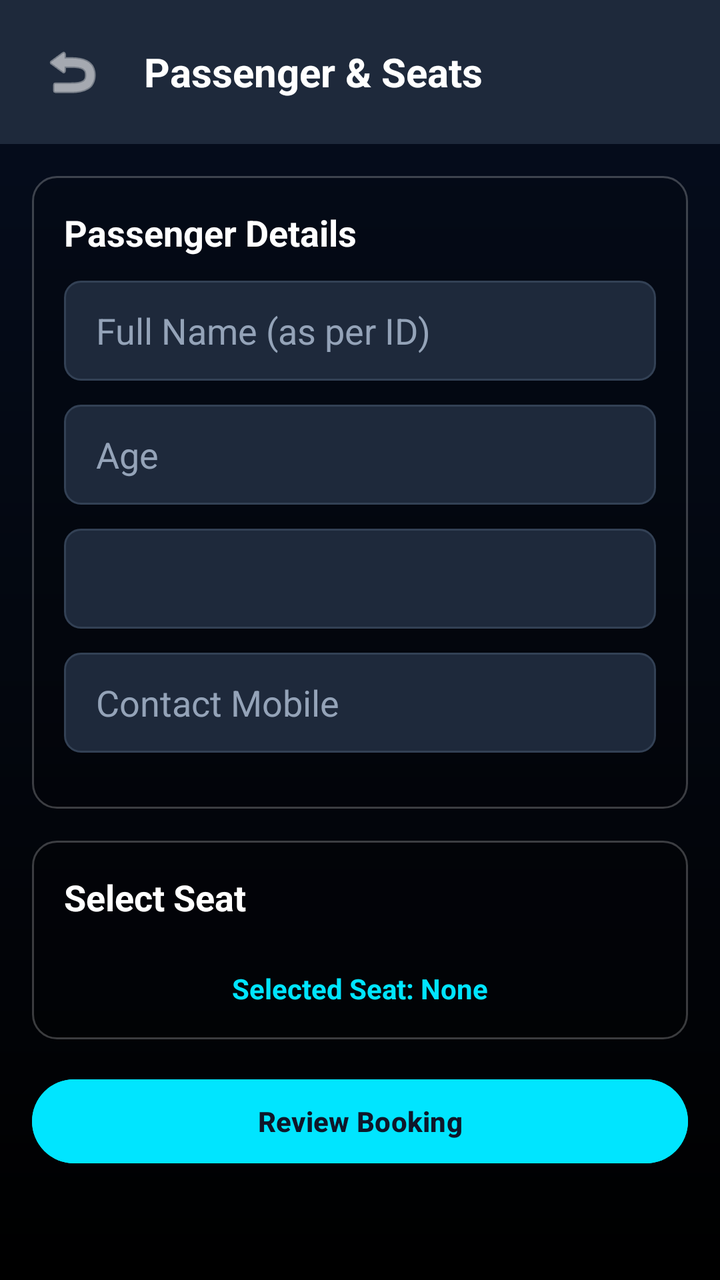
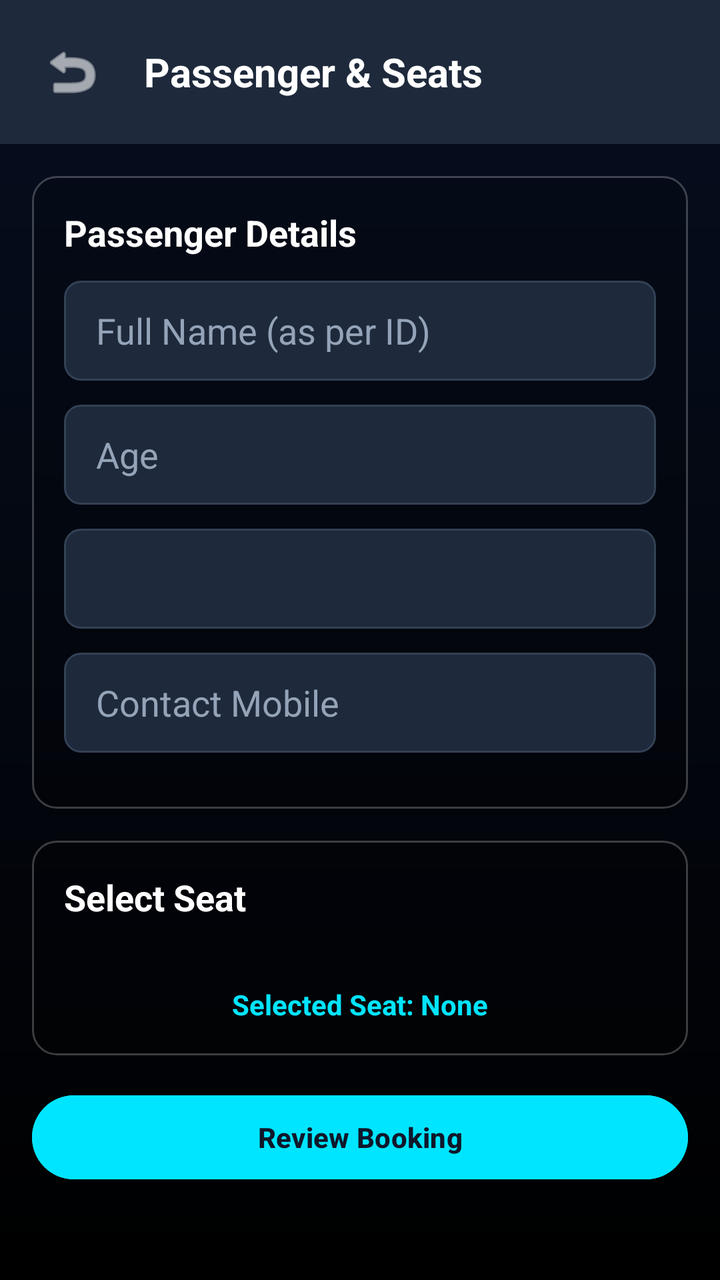

Two renders of the same Android screen: before a commit and after it. Below are the layout's source before the change and the commit's diff.
<!-- AndroidManifest.xml: application theme Theme.AeroAssistAI -->
<!-- res/layout/activity_seat_passenger.xml -->
<?xml version="1.0" encoding="utf-8"?>
<ScrollView xmlns:android="http://schemas.android.com/apk/res/android"
    android:layout_width="match_parent"
    android:layout_height="match_parent"
    android:background="@drawable/app_bg">

    <LinearLayout
        android:layout_width="match_parent"
        android:layout_height="wrap_content"
        android:orientation="vertical"
        android:paddingBottom="24dp">

        <LinearLayout
            android:layout_width="match_parent"
            android:layout_height="wrap_content"
            android:orientation="horizontal"
            android:padding="16dp"
            android:gravity="center_vertical"
            android:background="#1E293B">

            <ImageButton
                android:id="@+id/backBtn"
                android:layout_width="40dp"
                android:layout_height="40dp"
                android:background="?attr/selectableItemBackgroundBorderless"
                android:src="@android:drawable/ic_menu_revert"
                android:tint="#FFFFFF" />

            <TextView
                android:layout_width="wrap_content"
                android:layout_height="wrap_content"
                android:layout_marginStart="16dp"
                android:text="Passenger &amp; Seats"
                android:textColor="#FFFFFF"
                android:textSize="20sp"
                android:textStyle="bold" />
        </LinearLayout>

        <LinearLayout
            android:layout_width="match_parent"
            android:layout_height="wrap_content"
            android:orientation="vertical"
            android:padding="16dp"
            android:layout_margin="16dp"
            android:background="@drawable/glass_card_bg">

            <TextView
                android:layout_width="wrap_content"
                android:layout_height="wrap_content"
                android:text="Passenger Details"
                android:textColor="#FFFFFF"
                android:textStyle="bold"
                android:textSize="18sp"
                android:layout_marginBottom="12dp" />

            <EditText
                android:id="@+id/passengerNameInput"
                android:layout_width="match_parent"
                android:layout_height="50dp"
                android:hint="Full Name (as per ID)"
                android:textColorHint="#94A3B8"
                android:textColor="#FFFFFF"
                android:background="@drawable/edittext_bg"
                android:paddingHorizontal="16dp"
                android:layout_marginBottom="12dp" />

            <EditText
                android:id="@+id/passengerAgeInput"
                android:layout_width="match_parent"
                android:layout_height="50dp"
                android:hint="Age"
                android:inputType="number"
                android:textColorHint="#94A3B8"
                android:textColor="#FFFFFF"
                android:background="@drawable/edittext_bg"
                android:paddingHorizontal="16dp"
                android:layout_marginBottom="12dp" />

            <Spinner
                android:id="@+id/passengerGenderSpinner"
                android:layout_width="match_parent"
                android:layout_height="50dp"
                android:background="@drawable/edittext_bg"
                android:layout_marginBottom="12dp" />

            <EditText
                android:id="@+id/contactMobileInput"
                android:layout_width="match_parent"
                android:layout_height="50dp"
                android:hint="Contact Mobile"
                android:inputType="phone"
                android:textColorHint="#94A3B8"
                android:textColor="#FFFFFF"
                android:background="@drawable/edittext_bg"
                android:paddingHorizontal="16dp"
                android:layout_marginBottom="12dp" />
        </LinearLayout>

        <LinearLayout
            android:layout_width="match_parent"
            android:layout_height="wrap_content"
            android:orientation="vertical"
            android:padding="16dp"
            android:layout_marginHorizontal="16dp"
            android:background="@drawable/glass_card_bg">

            <TextView
                android:layout_width="wrap_content"
                android:layout_height="wrap_content"
                android:text="Select Seat"
                android:textColor="#FFFFFF"
                android:textStyle="bold"
                android:textSize="18sp"
                android:layout_marginBottom="12dp" />

            <GridLayout
                android:id="@+id/seatGrid"
                android:layout_width="wrap_content"
                android:layout_height="wrap_content"
                android:layout_gravity="center"
                android:columnCount="3"
                android:useDefaultMargins="true">
                
            </GridLayout>
            
            <TextView
                android:id="@+id/selectedSeatText"
                android:layout_width="wrap_content"
                android:layout_height="wrap_content"
                android:layout_marginTop="12dp"
                android:text="Selected Seat: None"
                android:textColor="#00E5FF"
                android:textStyle="bold"
                android:layout_gravity="center" />
        </LinearLayout>

        <Button
            android:id="@+id/reviewBookingBtn"
            android:layout_width="match_parent"
            android:layout_height="50dp"
            android:layout_margin="16dp"
            android:backgroundTint="#00E5FF"
            android:textColor="#0F172A"
            android:text="Review Booking"
            android:textStyle="bold" />

    </LinearLayout>
</ScrollView>
<!-- resources referenced by this layout -->
<resources>
  <!-- drawable app_bg (drawable) -->
  <?xml version="1.0" encoding="utf-8"?>
  <shape xmlns:android="http://schemas.android.com/apk/res/android" android:shape="rectangle">
      <gradient
          android:startColor="#060E1F"
          android:endColor="#000000"
          android:angle="270"/>
  </shape>
  <!-- drawable edittext_bg (drawable) -->
  <?xml version="1.0" encoding="utf-8"?>
  <shape xmlns:android="http://schemas.android.com/apk/res/android"
      android:shape="rectangle">
      <solid android:color="#1E293B"/>
      <stroke android:width="1dp" android:color="#334155"/>
      <corners android:radius="8dp"/>
  </shape>
  <!-- drawable glass_card_bg (drawable) -->
  <?xml version="1.0" encoding="utf-8"?>
  <shape xmlns:android="http://schemas.android.com/apk/res/android"
      android:shape="rectangle">
      <solid android:color="#2A000000" />
      <stroke android:width="1dp" android:color="#3AFFFFFF" />
      <corners android:radius="12dp" />
  </shape>
  <style name="Theme.AeroAssistAI" parent="Base.Theme.AeroAssistAI" />
  <style name="Base.Theme.AeroAssistAI" parent="Theme.Material3.DayNight.NoActionBar">
          
          <item name="colorPrimary">@color/primary_indigo</item>
          <item name="colorPrimaryDark">@color/primary_indigo_dark</item>
          <item name="colorAccent">@color/primary_indigo_light</item>
          <item name="android:windowBackground">@color/white</item>
          <item name="android:statusBarColor">@color/white</item>
          <item name="android:windowLightStatusBar">true</item>
      </style>
  <color name="primary_indigo">#1A237E</color>
  <color name="primary_indigo_dark">#000051</color>
  <color name="primary_indigo_light">#534BAE</color>
  <color name="white">#FFFFFFFF</color>
</resources>

<!-- the commit's change to res/layout/activity_seat_passenger.xml (unified diff, before → after) -->
@@ -115,11 +115,12 @@
 
             <GridLayout
                 android:id="@+id/seatGrid"
-                android:layout_width="wrap_content"
+                android:layout_width="match_parent"
                 android:layout_height="wrap_content"
                 android:layout_gravity="center"
-                android:columnCount="3"
-                android:useDefaultMargins="true">
+                android:columnCount="7"
+                android:useDefaultMargins="false"
+                android:padding="4dp">
                 
             </GridLayout>
             
